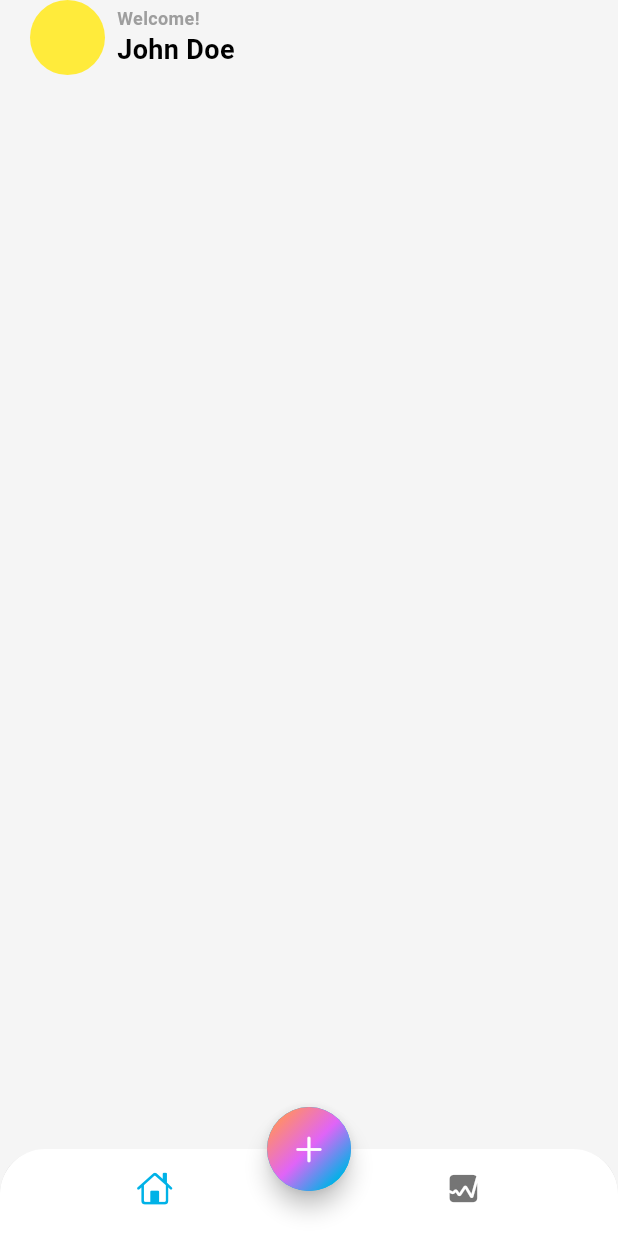
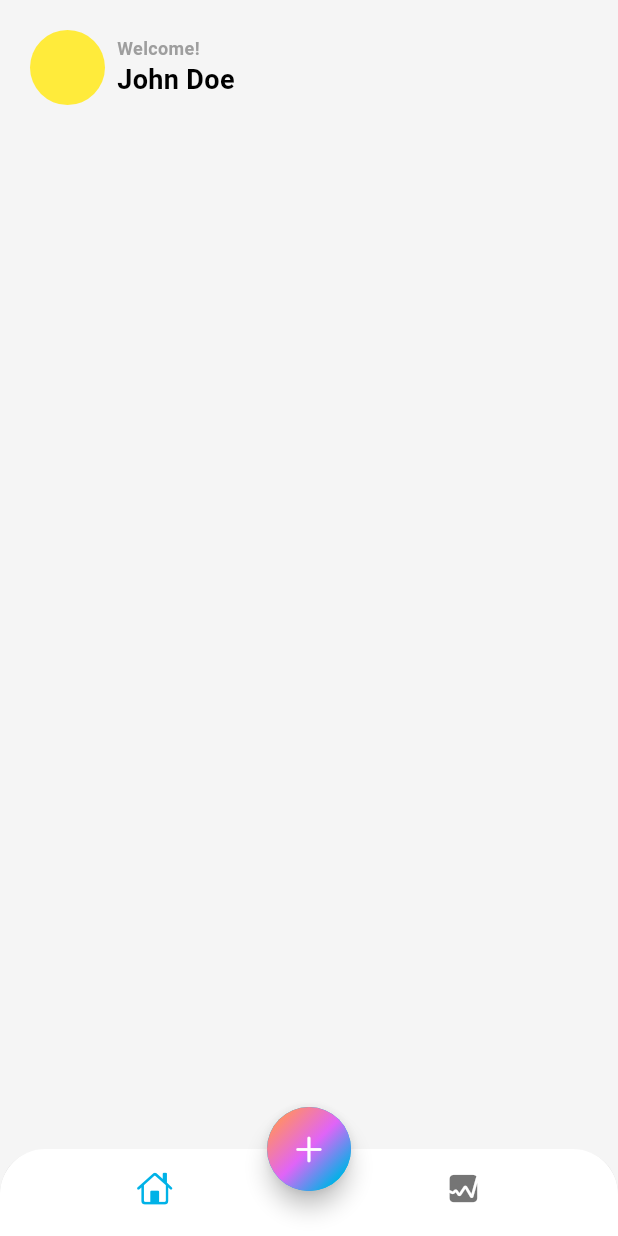
Before and after one commit to MuhammadHeikalFasya/expense_tracker_app, a Flutter app: the screen it shows after launch, on a phone screen of 412 x 824 dp. Run offline on Flutter 3.47's test engine with Material 3 defaults, Android fonts, the phone set to English and light mode, and no system bars.

Commit message:
Fix main_screen.dart

```diff
--- a/lib/screens/home/views/main_screen.dart
+++ b/lib/screens/home/views/main_screen.dart
@@ -7,7 +7,10 @@ class MainScreen extends StatelessWidget {
   Widget build(BuildContext context) {
     return SafeArea(
       child: Padding(
-        padding: const EdgeInsets.symmetric(horizontal: 20.0),
+        padding: const EdgeInsets.symmetric(
+        horizontal: 20.0,
+        vertical: 20.0
+        ),
         child: Column(
           children: [
             Row(
```
